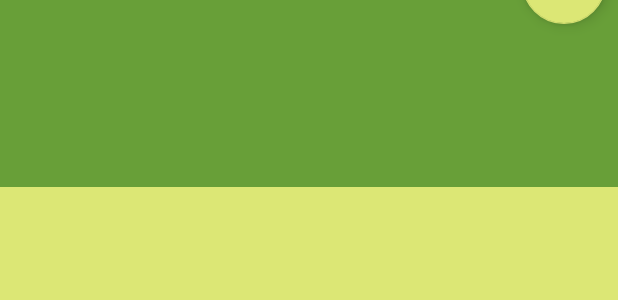
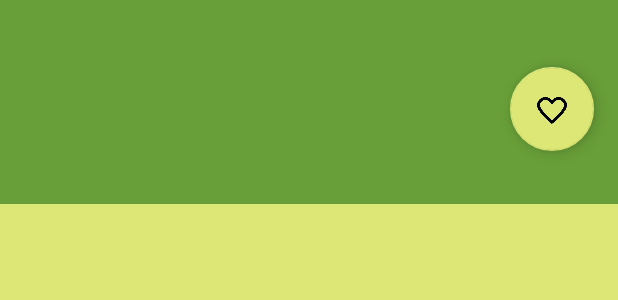
Before and after one commit to Ahimtar/PV256, an Android app: the layout fragment_detail.xml on its own in the app's theme, with its tools: preview values and no code run, on a phone screen of 412 x 824 dp. Shown: the top 300 px of the screen. Run offline under Robolectric (Android 15) with nearby library versions, the phone set to English and light mode, and no system bars.

Commit message:
Removed unused textview, moved fav icon, fixed database staying open bug and loader not restarting

```diff
--- a/app/src/main/java/cz/muni/fi/pv256/movio2/uco_422196/FilmListFragment.java
+++ b/app/src/main/java/cz/muni/fi/pv256/movio2/uco_422196/FilmListFragment.java
@@ -4,8 +4,6 @@ import android.content.BroadcastReceiver;
 import android.content.Intent;
 import android.content.IntentFilter;
 import android.database.sqlite.SQLiteDatabase;
-import android.net.ConnectivityManager;
-import android.net.NetworkInfo;
 import android.support.v4.app.Fragment;
 import android.content.Context;
 import android.os.Bundle;
@@ -21,7 +19,6 @@ import android.view.View;
 import android.view.ViewGroup;
 import android.view.ViewStub;
 import android.widget.ListView;
-import android.widget.Toast;
 
 import java.util.ArrayList;
 import java.util.List;
@@ -118,7 +115,7 @@ public class FilmListFragment extends Fragment implements LoaderManager.LoaderCa
             mDbHelper = new FilmDbHelper(getActivity());
             mDatabase = mDbHelper.getWritableDatabase();
             mFilmManager = new FilmManager(mDatabase);
-            getLoaderManager().initLoader(1, null, this);
+            getLoaderManager().restartLoader(1, null, this);
         } else {
             if(mFilmList == null  || mFilmList.isEmpty()) {
                 Intent intent = new Intent(getActivity(), DownloadService.class);
--- a/app/src/main/res/layout/fragment_detail.xml
+++ b/app/src/main/res/layout/fragment_detail.xml
@@ -35,17 +35,6 @@
                 android:layout_marginTop="-34dp"
                 android:layout_gravity="start"/>
 
-            <android.support.design.widget.FloatingActionButton
-                android:id="@+id/add_favourite"
-                android:layout_width="wrap_content"
-                android:layout_height="wrap_content"
-                android:layout_below="@id/detail_small_icon"
-                android:layout_alignParentEnd="true"
-                android:layout_marginBottom="40dp"
-                android:layout_marginEnd="8dp"
-                android:layout_marginTop="-40dp"
-                android:src="@drawable/add_favourites"/>
-
             <TextView
                 android:id="@+id/detail_film"
                 android:layout_width="wrap_content"
@@ -56,6 +45,16 @@
                 android:layout_marginTop="15dp"
                 android:textAppearance="?android:textAppearanceLarge"
                 android:textSize="22sp"/>
+
+            <android.support.design.widget.FloatingActionButton
+                android:id="@+id/add_favourite"
+                android:layout_width="wrap_content"
+                android:layout_height="wrap_content"
+                android:layout_below="@id/detail_film"
+                android:layout_alignParentEnd="true"
+                android:layout_marginBottom="35dp"
+                android:layout_marginEnd="16dp"
+                android:src="@drawable/add_favourites"/>
 
             <TextView
                 android:id="@+id/detail_film_date"
```
Also changed, not shown: app/src/main/java/cz/muni/fi/pv256/movio2/uco_422196/FilmDetailFragment.java (+9 -4 lines), app/src/main/java/cz/muni/fi/pv256/movio2/uco_422196/FilmManager.java (+6 -4 lines), app/src/main/res/layout-w600dp/activity_pv256aktivita.xml (+0 -11 lines).
